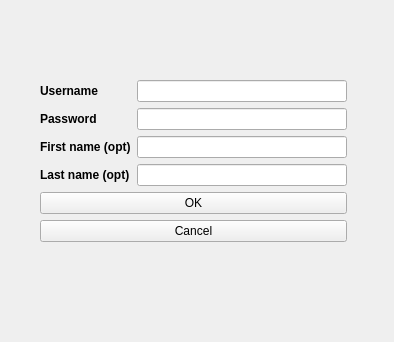
First picture: the form in SignUp/signuppage.ui, repository imanzk/Messanger-Application, before the edit.
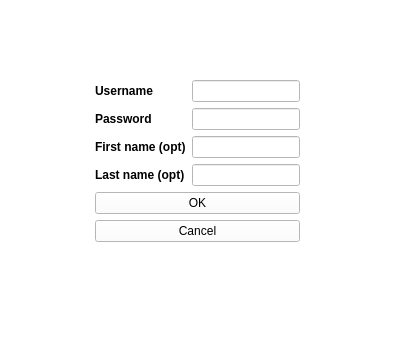
Second picture: the form after the edit.

The edit to the form file:
```diff
--- a/SignUp/signuppage.ui
+++ b/SignUp/signuppage.ui
@@ -13,15 +13,41 @@
   <property name="windowTitle">
    <string>Form</string>
   </property>
-  <widget class="QWidget" name="layoutWidget">
-   <property name="geometry">
-    <rect>
-     <x>40</x>
-     <y>80</y>
-     <width>307</width>
-     <height>234</height>
-    </rect>
-   </property>
+  <property name="styleSheet">
+   <string notr="true">background-color: rgb(255, 255, 255);</string>
+  </property>
+  <layout class="QHBoxLayout" name="horizontalLayout_3">
+   <item>
+    <layout class="QVBoxLayout" name="verticalLayout_5">
+     <item>
+      <spacer name="verticalSpacer">
+       <property name="orientation">
+        <enum>Qt::Vertical</enum>
+       </property>
+       <property name="sizeHint" stdset="0">
+        <size>
+         <width>20</width>
+         <height>40</height>
+        </size>
+       </property>
+      </spacer>
+     </item>
+     <item>
+      <layout class="QHBoxLayout" name="horizontalLayout_2">
+       <item>
+        <spacer name="horizontalSpacer">
+         <property name="orientation">
+          <enum>Qt::Horizontal</enum>
+         </property>
+         <property name="sizeHint" stdset="0">
+          <size>
+           <width>40</width>
+           <height>20</height>
+          </size>
+         </property>
+        </spacer>
+       </item>
+       <item>
    <layout class="QVBoxLayout" name="verticalLayout_4">
     <item>
      <layout class="QVBoxLayout" name="verticalLayout_3">
@@ -53,6 +79,9 @@
             <property name="text">
              <string/>
             </property>
+                 <property name="placeholderText">
+                  <string extracomment="Hello"/>
+                 </property>
            </widget>
           </item>
          </layout>
@@ -66,6 +95,9 @@
               <bold>true</bold>
              </font>
             </property>
+                 <property name="styleSheet">
+                  <string notr="true">background-color: rgb(255, 255, 255);</string>
+                 </property>
             <property name="text">
              <string>Username </string>
             </property>
@@ -78,6 +110,9 @@
               <bold>true</bold>
              </font>
             </property>
+                 <property name="styleSheet">
+                  <string notr="true">background-color: rgb(255, 255, 255);</string>
+                 </property>
             <property name="text">
              <string>Password </string>
             </property>
@@ -90,6 +125,9 @@
               <bold>true</bold>
              </font>
             </property>
+                 <property name="styleSheet">
+                  <string notr="true">background-color: rgb(255, 255, 255);</string>
+                 </property>
             <property name="text">
              <string>First name (opt)</string>
             </property>
@@ -102,6 +140,9 @@
               <bold>true</bold>
              </font>
             </property>
+                 <property name="styleSheet">
+                  <string notr="true">background-color: rgb(255, 255, 255);</string>
+                 </property>
             <property name="text">
              <string>Last name (opt)</string>
             </property>
@@ -115,6 +156,12 @@
        <layout class="QHBoxLayout" name="horizontalLayout">
         <item>
          <widget class="QPushButton" name="OKpushButton">
+               <property name="maximumSize">
+                <size>
+                 <width>16777215</width>
+                 <height>16777215</height>
+                </size>
+               </property>
           <property name="text">
            <string>OK</string>
           </property>
@@ -124,6 +171,12 @@
       </item>
       <item>
        <widget class="QPushButton" name="CancelpushButton">
+             <property name="maximumSize">
+              <size>
+               <width>16777215</width>
+               <height>16777215</height>
+              </size>
+             </property>
         <property name="text">
          <string>Cancel</string>
         </property>
@@ -131,6 +184,9 @@
       </item>
       <item>
        <widget class="QLabel" name="ErrorLabel">
+             <property name="styleSheet">
+              <string notr="true">background-color: rgb(255, 255, 255);</string>
+             </property>
         <property name="text">
          <string/>
         </property>
@@ -139,7 +195,38 @@
      </layout>
     </item>
    </layout>
-  </widget>
+       </item>
+       <item>
+        <spacer name="horizontalSpacer_2">
+         <property name="orientation">
+          <enum>Qt::Horizontal</enum>
+         </property>
+         <property name="sizeHint" stdset="0">
+          <size>
+           <width>40</width>
+           <height>20</height>
+          </size>
+         </property>
+        </spacer>
+       </item>
+      </layout>
+     </item>
+     <item>
+      <spacer name="verticalSpacer_2">
+       <property name="orientation">
+        <enum>Qt::Vertical</enum>
+       </property>
+       <property name="sizeHint" stdset="0">
+        <size>
+         <width>20</width>
+         <height>48</height>
+        </size>
+       </property>
+      </spacer>
+     </item>
+    </layout>
+   </item>
+  </layout>
  </widget>
  <resources/>
  <connections/>
```
Lines whose indentation alone changed are shown as unchanged.
